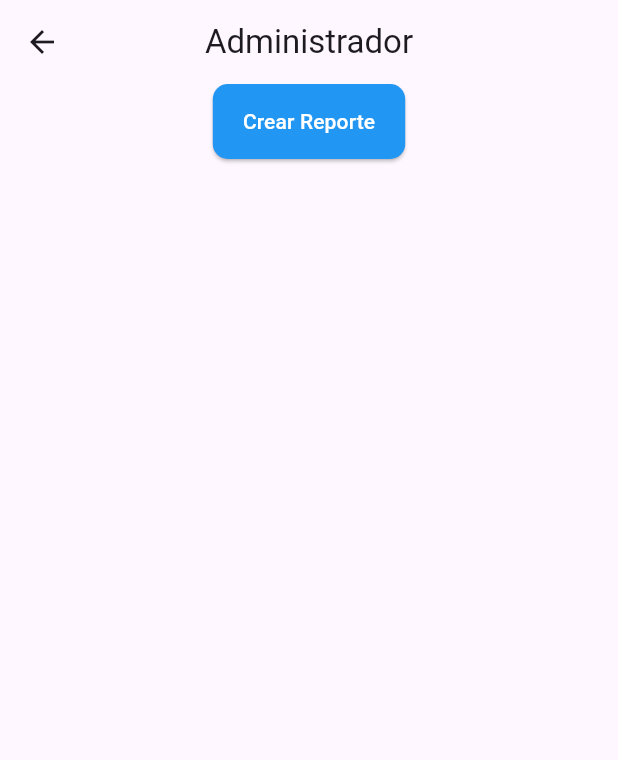
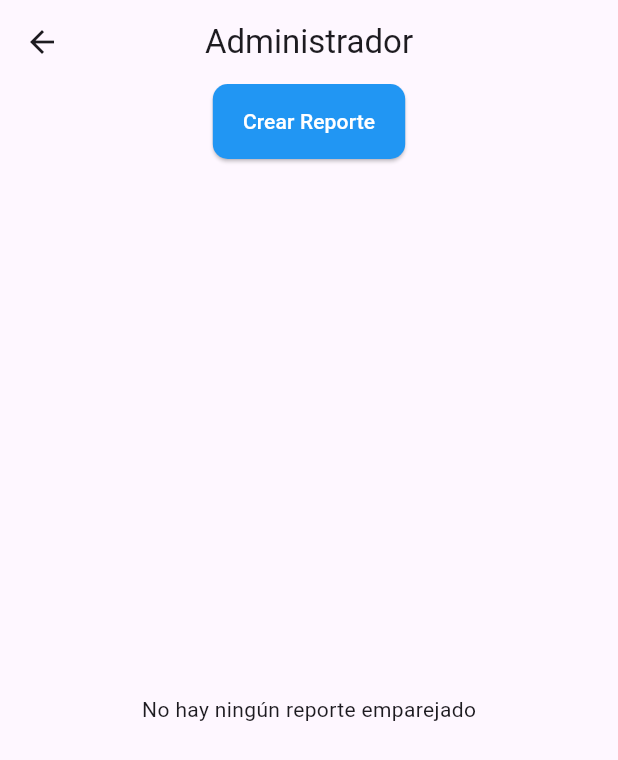
Before and after one commit to Equipo007IngSoftware/ProyectoCosasUdecPerdidas, a Flutter app: the AdministratorScreen screen opened directly, on a phone screen of 412 x 824 dp. Shown: the top 760 px of the screen. Run offline on Flutter 3.47's test engine with Material 3 defaults, Android fonts, the phone set to English and light mode, and no system bars; our stand-ins replace file_picker.

Commit message:
add: se avisa cuando no hay reportes emparejados

```diff
--- a/proyectocosasperdidas/lib/Screens/administrator_screen.dart
+++ b/proyectocosasperdidas/lib/Screens/administrator_screen.dart
@@ -53,12 +53,10 @@ class _AdministratorScreen extends State<AdministratorScreen> {
                 ),
               ),
               child: const Text("Crear Reporte"),
+            ),
+            Padding(padding: EdgeInsets.all(8)),
 
-            ),
-            Padding(padding: EdgeInsets.all(8))
-            ,
-
-            if(haySeleccion)
+            if (haySeleccion)
               ElevatedButton(
                 onPressed: () {
                   //muestra popup para preguntarte si estas seguro
@@ -66,7 +64,9 @@ class _AdministratorScreen extends State<AdministratorScreen> {
                     context: context,
                     builder: (context) => AlertDialog(
                       title: const Text("Confirmar?"),
-                    content: const Text("Estos reportes se eliminaran permanentemente de la base de datos"),
+                      content: const Text(
+                        "Estos reportes se eliminaran permanentemente de la base de datos",
+                      ),
                       actions: [
                         TextButton(
                           onPressed: () => Navigator.pop(context),
@@ -81,7 +81,6 @@ class _AdministratorScreen extends State<AdministratorScreen> {
                       ],
                     ),
                   );
-
                 },
                 style: ElevatedButton.styleFrom(
                   foregroundColor: Colors.white,
@@ -104,8 +103,6 @@ class _AdministratorScreen extends State<AdministratorScreen> {
                 });
               },
             ),
-
-
           ],
         ),
       ),
@@ -135,8 +132,8 @@ class ListaReportesPares extends StatefulWidget {
   final List<Solucion> soluciones;
   final ValueChanged<bool> onSeleccion;
   const ListaReportesPares(
-    this.soluciones,
-    {super.key,
+    this.soluciones, {
+    super.key,
     required this.onSeleccion,
   });
 
@@ -154,13 +151,15 @@ class _ListaReportesParesState extends State<ListaReportesPares> {
     setState(() {
       _expandedIndex = (index == _expandedIndex) ? -1 : index;
     });
-    widget.onSeleccion(_expandedIndex!=-1);
+    widget.onSeleccion(_expandedIndex != -1);
   }
 
   @override
   Widget build(BuildContext context) {
     return Expanded(
-      child: ListView.builder(
+      child: (widget.soluciones.length == 0)
+          ? Center(child: Text('No hay ningún reporte emparejado'))
+          : ListView.builder(
               itemCount: widget.soluciones.length,
               itemBuilder: (context, index) {
                 final Solucion solucion = widget.soluciones[index];
```
Lines whose indentation alone changed are shown as unchanged.
